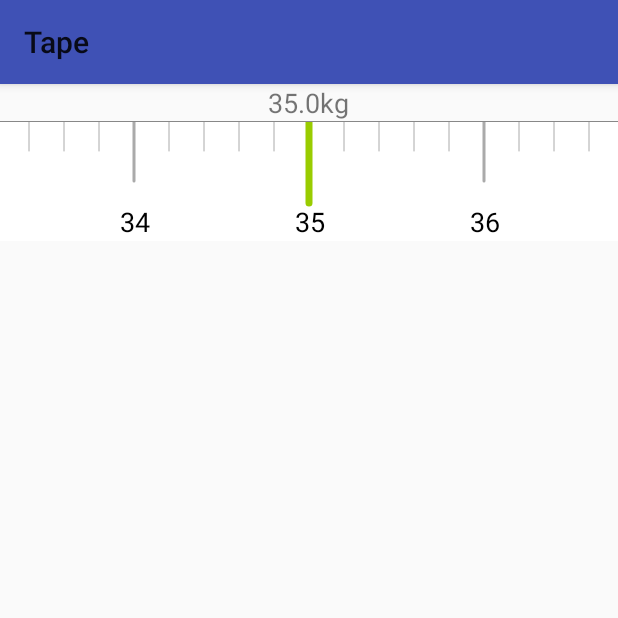
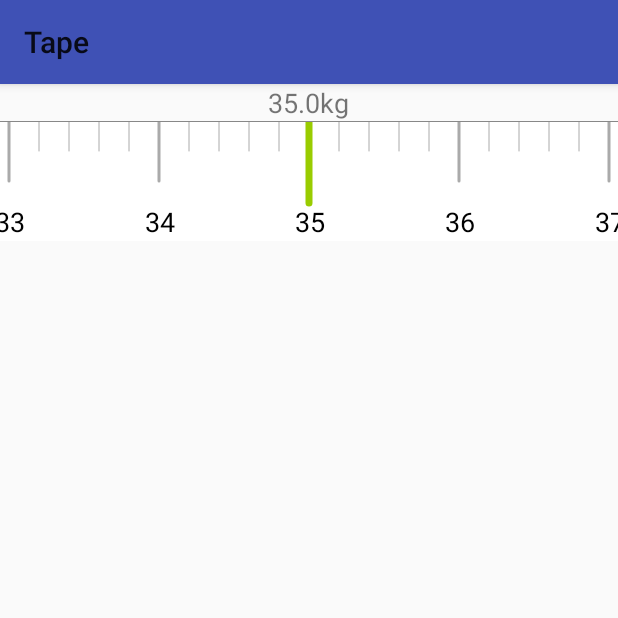
Before and after one commit to ysemylord/HenCoderTape, an Android app: the screen it shows after launch (MainActivity), on a phone screen of 412 x 824 dp, the top half of it. Run offline under Robolectric (Android 15) with nearby library versions, the phone set to English and light mode, and no system bars.

Commit message:
更改属性scaleGap的类型

```diff
--- a/Tape/app/src/main/java/com/xyb/tape/ui/MyTap.java
+++ b/Tape/app/src/main/java/com/xyb/tape/ui/MyTap.java
@@ -28,35 +28,35 @@ public class MyTap extends HorizontalScroll {
     private float internalScale;//每一小格代表的刻度
     private float currentScale;//设置当前的刻度
 
-    int scaleGap = 40;//每个刻度间的间距
+    private int scaleGap = 40;//每个刻度间的间距
 
 
-    int sortLineWidth = 5;//短刻度宽度
-    int sortLineHeight = 50;//短刻度高度
-    int sortScaleColor = Color.GRAY;//短刻度颜色
-    Paint sortScalePaint;//短刻度画笔
+    private int sortLineWidth = 5;//短刻度宽度
+    private int sortLineHeight = 50;//短刻度高度
+    private int sortScaleColor = Color.GRAY;//短刻度颜色
+    private Paint sortScalePaint;//短刻度画笔
 
-    int longLineWidth = 8;//长刻度宽度
-    int longLineHeight = 100;//长刻度高度
-    int longScaleColor = Color.GRAY;//长 刻度颜色;
-    Paint longScalePaint;//刻度画笔
+    private int longLineWidth = 8;//长刻度宽度
+    private int longLineHeight = 100;//长刻度高度
+    private int longScaleColor = Color.GRAY;//长 刻度颜色;
+    private Paint longScalePaint;//刻度画笔
 
-    int indicatorLineHeight = 150;//指示器高度
-    int indicatorLineWidth = 10;//指示器宽度
-    int indicatorLineColor = Color.GREEN;//知识器颜色
-    Paint indicatorPaint;//指示器画笔
+    private int indicatorLineHeight = 150;//指示器高度
+    private int indicatorLineWidth = 10;//指示器宽度
+    private int indicatorLineColor = Color.GREEN;//知识器颜色
+    private Paint indicatorPaint;//指示器画笔
 
 
-    int topHorizontalLineHeight;
-    int topHorizontalLineColor;
-    Paint topHorizontalLinePaint;
+    private int topHorizontalLineHeight;
+    private int topHorizontalLineColor;
+    private Paint topHorizontalLinePaint;
 
 
-    List<Float> mScaleList = new ArrayList<>();
+    private List<Float> scaleList = new ArrayList<>();
     private Paint kgPaint;//文字画笔
-    int textSize;
-    int textColor;
-    int textMarginTop;
+    private int textSize;
+    private int textColor;
+    private int textMarginTop;
 
 
     private OuterInterface mOuterInterface;
@@ -75,10 +75,10 @@ public class MyTap extends HorizontalScroll {
         TypedArray typedArray = context.obtainStyledAttributes(attrs, R.styleable.MyTap, 0, 0);
         startScale = typedArray.getFloat(R.styleable.MyTap_startScale, 20f);
         endScale = typedArray.getFloat(R.styleable.MyTap_endScale, 30f);
-        internalScale = typedArray.getFloat(R.styleable.MyTap_internalScale, 0.2f);
-        currentScale =typedArray.getFloat(R.styleable.MyTap_currentScale, startScale);
+        internalScale = typedArray.getFloat(R.styleable.MyTap_internalScale, 0.1f);
+        currentScale = typedArray.getFloat(R.styleable.MyTap_currentScale, startScale);
 
-        scaleGap = typedArray.getInt(R.styleable.MyTap_scaleGap, 40);
+        scaleGap = typedArray.getDimensionPixelOffset(R.styleable.MyTap_scaleGap, 20);
 
         sortLineWidth = typedArray.getDimensionPixelOffset(R.styleable.MyTap_sortLineWidth, 5);//短刻度宽度
         sortLineHeight = typedArray.getDimensionPixelOffset(R.styleable.MyTap_sortLineHeight, 50);//短刻度高度
@@ -127,21 +127,21 @@ public class MyTap extends HorizontalScroll {
 
         float needKg = startScale;
         while (MathUtil.compareTwoNum(needKg, endScale) <= 0) {
-            mScaleList.add(needKg);
+            scaleList.add(needKg);
             needKg = needKg + internalScale;
         }
 
         setOneStep(scaleGap);
 
         setLeftMaxScorll(0);
-        setRightMaxScroll((mScaleList.size()-1)*scaleGap);
+        setRightMaxScroll((scaleList.size() - 1) * scaleGap);
 
         new android.os.Handler().postDelayed(new Runnable() {
             @Override
             public void run() {
-                scrollTo((int) (scaleGap*((currentScale - startScale)/ internalScale)), getScrollY());
+                scrollTo((int) (scaleGap * ((currentScale - startScale) / internalScale)), getScrollY());
             }
-        },200);
+        }, 200);
 
     }
 
@@ -159,9 +159,9 @@ public class MyTap extends HorizontalScroll {
         int endY = 0;
 
         //绘制刻度
-        for (int i = 0; i < mScaleList.size(); i++) {
-            if (startX>getScrollX()&&startX<getScrollX()+getWidth()) {
-                float nowKg = mScaleList.get(i);
+        for (int i = 0; i < scaleList.size(); i++) {
+            if (startX > getScrollX() && startX < getScrollX() + getWidth()) {
+                float nowKg = scaleList.get(i);
                 Paint linePaint;
                 if (isLongLine(nowKg)) {
 
@@ -187,6 +187,7 @@ public class MyTap extends HorizontalScroll {
 
     /**
      * dispatchDraw是绘制子View的方法，onDraw之后调用，这里用来绘制刻度指示器和顶部横线
+     *
      * @param canvas
      */
     @Override
@@ -196,7 +197,7 @@ public class MyTap extends HorizontalScroll {
         canvas.drawLine(getScrollX() + getWidth() / 2, 0, getScrollX() + getWidth() / 2, indicatorLineHeight, indicatorPaint);
 
         //顶部横线
-        canvas.drawLine(0, 0, getScrollX()+getWidth(), 0, topHorizontalLinePaint);
+        canvas.drawLine(0, 0, getScrollX() + getWidth(), 0, topHorizontalLinePaint);
 
 
     }
@@ -224,7 +225,7 @@ public class MyTap extends HorizontalScroll {
         try {
 
             int index = getScrollX() / scaleGap;
-            float nowScale = mScaleList.get(index);
+            float nowScale = scaleList.get(index);
             if (mOuterInterface != null) {
                 mOuterInterface.nowScale(MathUtil.oneDecimal(nowScale));
             }
@@ -238,8 +239,8 @@ public class MyTap extends HorizontalScroll {
         void nowScale(String nowScale);
     }
 
-    public void setOuterInterface(OuterInterface mOuterInterface) {
-        this.mOuterInterface = mOuterInterface;
+    public void setOuterInterface(OuterInterface outerInterface) {
+        this.mOuterInterface = outerInterface;
     }
 
     public void setStartScale(float startScale) {
--- a/Tape/app/src/main/res/layout/activity_main.xml
+++ b/Tape/app/src/main/res/layout/activity_main.xml
@@ -19,7 +19,7 @@
         app:startScale="30"
         app:endScale="140"
         app:internalScale="0.2"
-        app:scaleGap="35"
+        app:scaleGap="20dp"
         app:sortLineWidth="1dp"
         app:sortLineHeight="20dp"
         app:sortScaleColor="@android:color/darker_gray"
--- a/Tape/app/src/main/res/values/attr.xml
+++ b/Tape/app/src/main/res/values/attr.xml
@@ -5,7 +5,7 @@
           <attr name="endScale" format="float"/>
           <attr name="internalScale" format="float"/>
           <attr name="currentScale" format="float"/>
-          <attr name="scaleGap" format="integer"/>
+          <attr name="scaleGap" format="dimension"/>
           <attr name="sortLineWidth" format="dimension"/>
           <attr name="sortLineHeight" format="dimension"/>
           <attr name="sortScaleColor" format="color"/>
```
